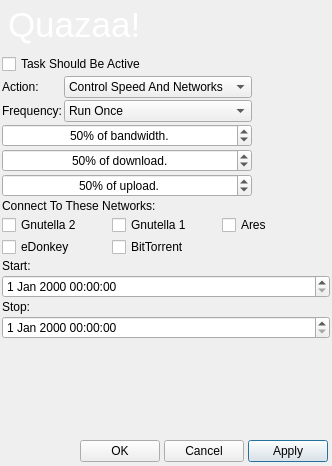
First picture: the form in dialogscheduler.ui, repository c3c/quazaa, before the edit.
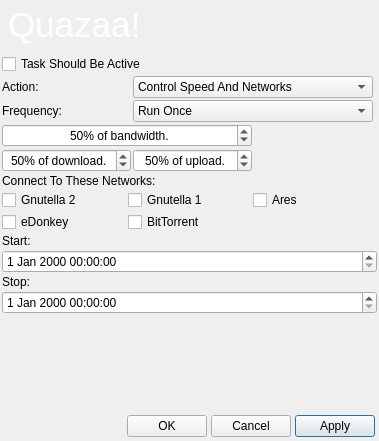
Second picture: the form after the edit. The open tabs and pages were chosen to show the change. Icons and pictures are not drawn.

```diff
--- a/dialogscheduler.ui
+++ b/dialogscheduler.ui
@@ -6,8 +6,8 @@
    <rect>
     <x>0</x>
     <y>0</y>
-    <width>332</width>
-    <height>435</height>
+    <width>379</width>
+    <height>394</height>
    </rect>
   </property>
   <property name="minimumSize">
@@ -595,7 +595,7 @@
          </property>
         </widget>
        </item>
-       <item row="1" column="1" colspan="2">
+       <item row="1" column="1" colspan="4">
         <widget class="QComboBox" name="comboBoxAction">
          <property name="sizePolicy">
           <sizepolicy hsizetype="Expanding" vsizetype="Fixed">
@@ -645,39 +645,7 @@
          </property>
         </widget>
        </item>
-       <item row="5" column="0" colspan="3">
-        <widget class="QSpinBox" name="spinBoxDownload">
-         <property name="alignment">
-          <set>Qt::AlignCenter</set>
-         </property>
-         <property name="suffix">
-          <string>% of download.</string>
-         </property>
-         <property name="maximum">
-          <number>100</number>
-         </property>
-         <property name="value">
-          <number>50</number>
-         </property>
-        </widget>
-       </item>
-       <item row="6" column="0" colspan="3">
-        <widget class="QSpinBox" name="spinBoxUpload">
-         <property name="alignment">
-          <set>Qt::AlignCenter</set>
-         </property>
-         <property name="suffix">
-          <string>% of upload.</string>
-         </property>
-         <property name="maximum">
-          <number>100</number>
-         </property>
-         <property name="value">
-          <number>50</number>
-         </property>
-        </widget>
-       </item>
-       <item row="3" column="1" colspan="2">
+       <item row="3" column="1" colspan="4">
         <widget class="QComboBox" name="comboBoxOnceWeekly">
          <item>
           <property name="text">
@@ -710,21 +678,37 @@
          </property>
         </widget>
        </item>
-       <item row="1" column="3">
-        <spacer name="horizontalSpacer">
-         <property name="orientation">
-          <enum>Qt::Horizontal</enum>
+       <item row="5" column="0">
+        <widget class="QSpinBox" name="spinBoxDownload">
+         <property name="alignment">
+          <set>Qt::AlignCenter</set>
          </property>
-         <property name="sizeType">
-          <enum>QSizePolicy::Expanding</enum>
+         <property name="suffix">
+          <string>% of download.</string>
          </property>
-         <property name="sizeHint" stdset="0">
-          <size>
-           <width>0</width>
-           <height>0</height>
-          </size>
+         <property name="maximum">
+          <number>100</number>
          </property>
-        </spacer>
+         <property name="value">
+          <number>50</number>
+         </property>
+        </widget>
+       </item>
+       <item row="5" column="1" colspan="2">
+        <widget class="QSpinBox" name="spinBoxUpload">
+         <property name="alignment">
+          <set>Qt::AlignCenter</set>
+         </property>
+         <property name="suffix">
+          <string>% of upload.</string>
+         </property>
+         <property name="maximum">
+          <number>100</number>
+         </property>
+         <property name="value">
+          <number>50</number>
+         </property>
+        </widget>
        </item>
       </layout>
      </item>
```
Left out of the diff: 18 changed lines with no effect on the pictures.
